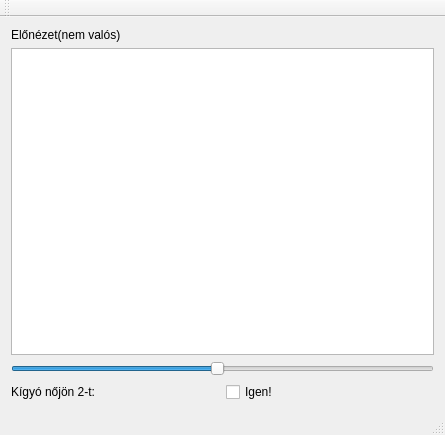
Above: matrix-snake-game/src/mainwindow.ui from schonherz-matrix/snake-game before the change. Below: the same form after it.
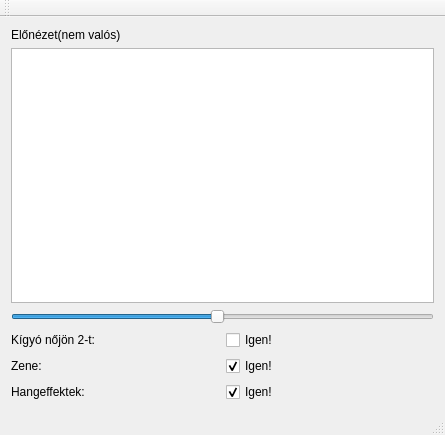
That is the form after the change.

Commit message: Added background music and music + sfx checkboxes

```diff
--- a/matrix-snake-game/src/mainwindow.ui
+++ b/matrix-snake-game/src/mainwindow.ui
@@ -66,6 +66,48 @@
       </item>
      </layout>
     </item>
+    <item>
+     <layout class="QHBoxLayout" name="horizontalLayout_2">
+      <item>
+       <widget class="QLabel" name="label_2">
+        <property name="text">
+         <string>Zene:</string>
+        </property>
+       </widget>
+      </item>
+      <item>
+       <widget class="QCheckBox" name="musicCheckBox">
+        <property name="text">
+         <string>Igen!</string>
+        </property>
+        <property name="checked">
+         <bool>true</bool>
+        </property>
+       </widget>
+      </item>
+     </layout>
+    </item>
+    <item>
+     <layout class="QHBoxLayout" name="horizontalLayout_3">
+      <item>
+       <widget class="QLabel" name="label_3">
+        <property name="text">
+         <string>Hangeffektek:</string>
+        </property>
+       </widget>
+      </item>
+      <item>
+       <widget class="QCheckBox" name="sfxCheckBox">
+        <property name="text">
+         <string>Igen!</string>
+        </property>
+        <property name="checked">
+         <bool>true</bool>
+        </property>
+       </widget>
+      </item>
+     </layout>
+    </item>
    </layout>
   </widget>
   <widget class="QMenuBar" name="menuBar">
```
The commit also changes 6 other files.
